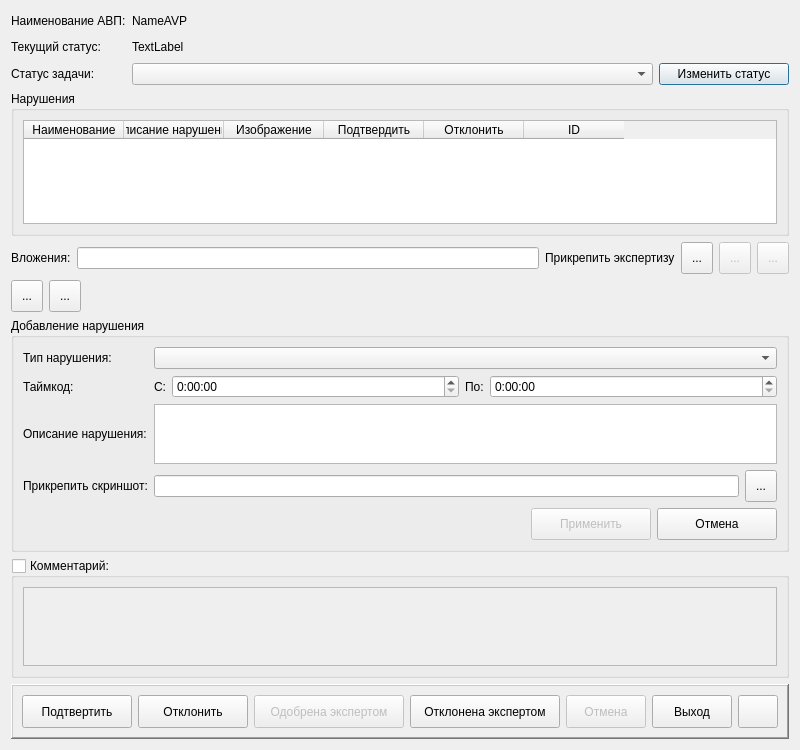
Before: the Qt Designer form arm_o/d_editaudit.ui in levdikandrey/DataCollector, drawn with Qt 5.
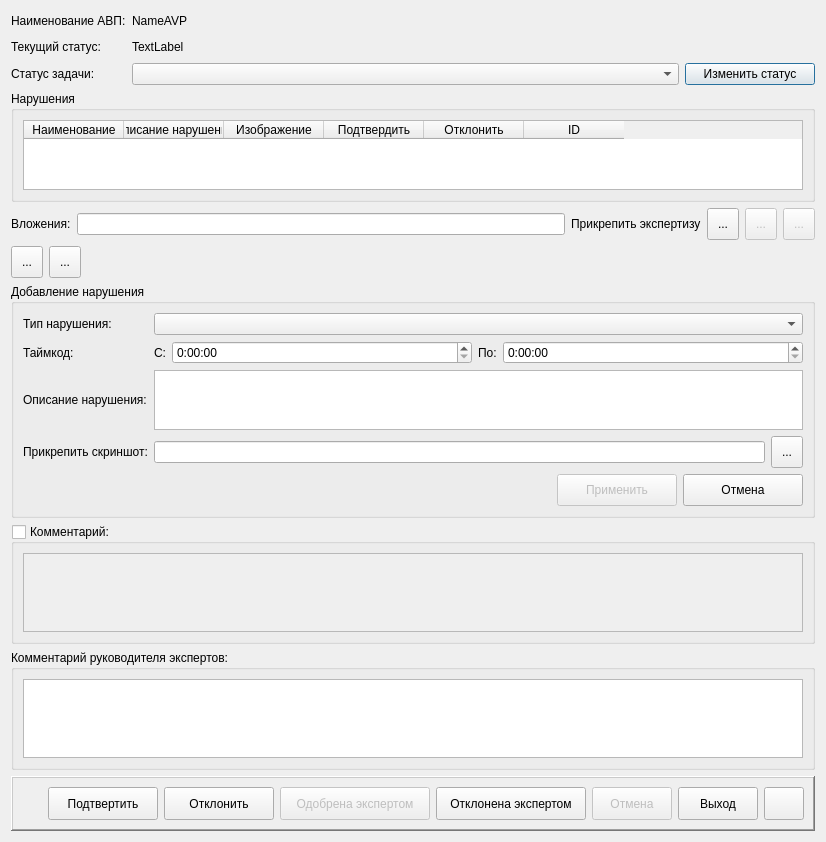
After: the same form once the commit is applied. Icons and pictures are not drawn.

Patch:
```diff
--- a/arm_o/d_editaudit.ui
+++ b/arm_o/d_editaudit.ui
@@ -6,14 +6,14 @@
    <rect>
     <x>0</x>
     <y>0</y>
-    <width>798</width>
-    <height>750</height>
+    <width>826</width>
+    <height>832</height>
    </rect>
   </property>
   <property name="windowTitle">
    <string>Экспертиза</string>
   </property>
-  <layout class="QGridLayout" name="gridLayout_4">
+  <layout class="QGridLayout" name="gridLayout_5">
    <item row="0" column="0" colspan="3">
     <widget class="QLabel" name="label_3">
      <property name="text">
@@ -622,6 +622,55 @@
     </widget>
    </item>
    <item row="8" column="0" colspan="4">
+    <widget class="QGroupBox" name="groupBox_4">
+     <property name="sizePolicy">
+      <sizepolicy hsizetype="Preferred" vsizetype="MinimumExpanding">
+       <horstretch>0</horstretch>
+       <verstretch>0</verstretch>
+      </sizepolicy>
+     </property>
+     <property name="maximumSize">
+      <size>
+       <width>16777215</width>
+       <height>120</height>
+      </size>
+     </property>
+     <property name="title">
+      <string>Комментарий руководителя экспертов:</string>
+     </property>
+     <property name="checkable">
+      <bool>false</bool>
+     </property>
+     <property name="checked">
+      <bool>false</bool>
+     </property>
+     <layout class="QGridLayout" name="gridLayout_4">
+      <item row="0" column="0">
+       <widget class="QTextEdit" name="textEdit_2">
+        <property name="sizePolicy">
+         <sizepolicy hsizetype="Expanding" vsizetype="MinimumExpanding">
+          <horstretch>0</horstretch>
+          <verstretch>0</verstretch>
+         </sizepolicy>
+        </property>
+        <property name="minimumSize">
+         <size>
+          <width>20</width>
+          <height>0</height>
+         </size>
+        </property>
+        <property name="maximumSize">
+         <size>
+          <width>16777215</width>
+          <height>100</height>
+         </size>
+        </property>
+       </widget>
+      </item>
+     </layout>
+    </widget>
+   </item>
+   <item row="9" column="0" colspan="4">
     <widget class="QFrame" name="frame">
      <property name="frameShape">
       <enum>QFrame::WinPanel</enum>
```
